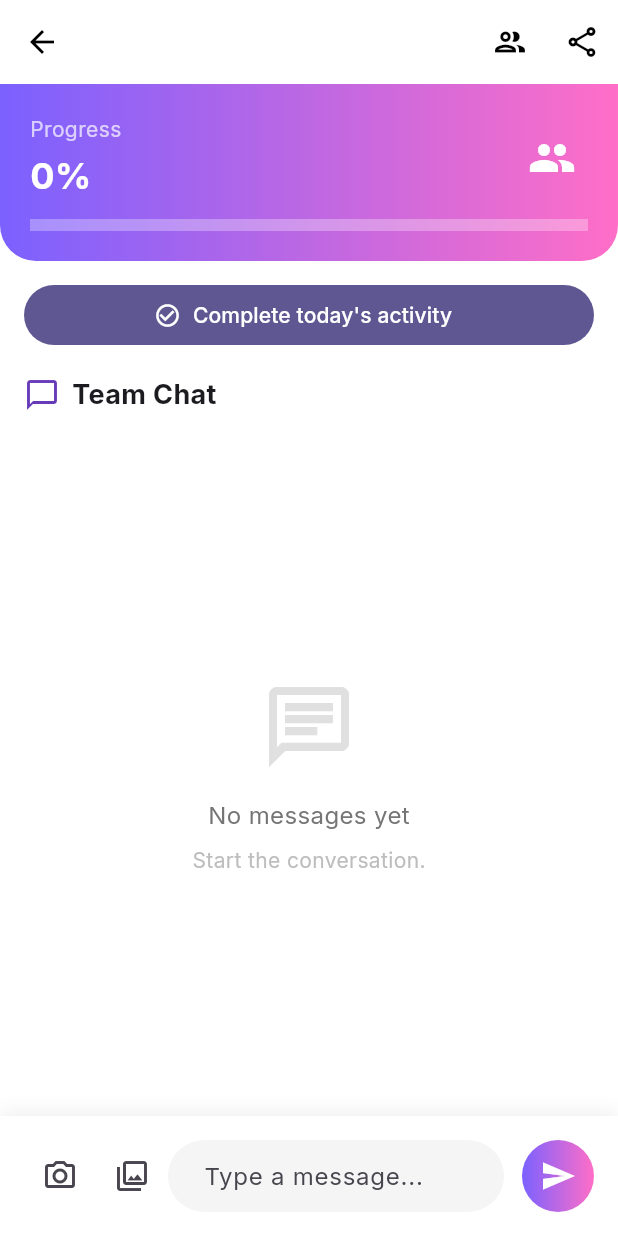
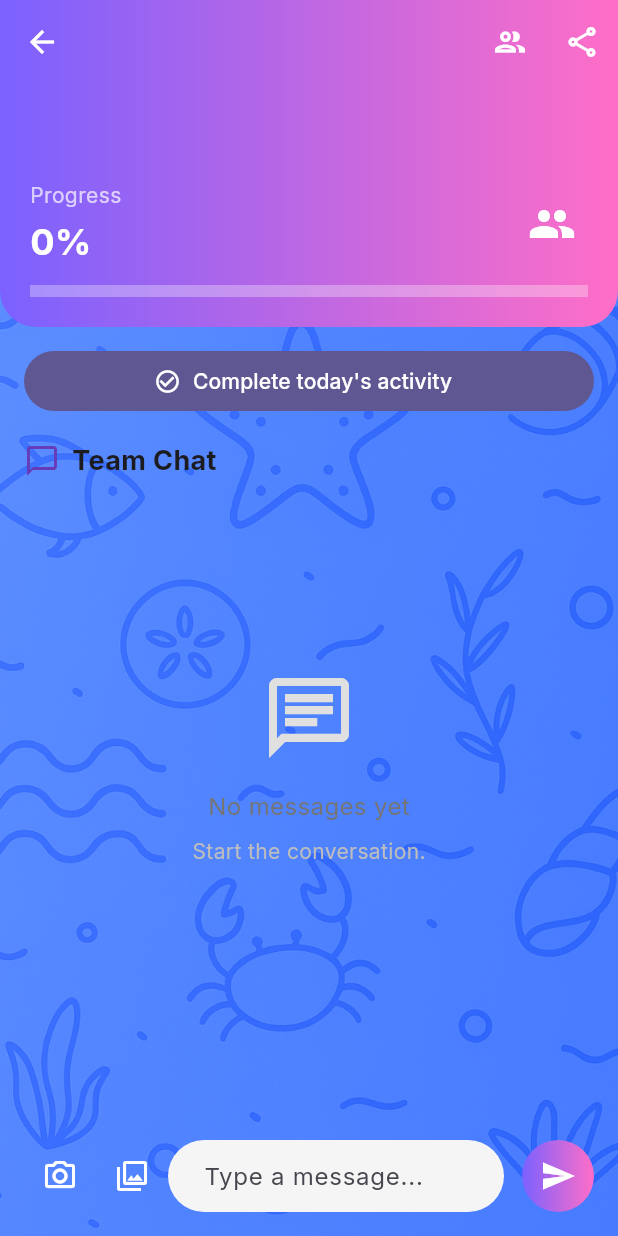
Before and after one commit to nitrogen404/csen268, a Flutter app: the ChainDetailPage screen opened directly with empty values, on a phone screen of 412 x 824 dp. Run offline on Flutter 3.47's test engine with Material 3 defaults, Android fonts, the light colour scheme and no system bars; our stand-ins replace cloud_firestore, firebase_auth, firebase_core, firebase_messaging, firebase_storage, flutter_bloc and 6 more; missing offline and left inert: mobile_scanner; accounts and stored records are empty.

Commit message:
feat: implement group chat theme backgrounds and refine UI

```diff
--- a/taskchain/lib/models/chain.dart
+++ b/taskchain/lib/models/chain.dart
@@ -18,6 +18,8 @@ class Chain {
   final int currentStreak;        // group streak (consecutive days with activity)
   final int totalDaysCompleted;   // number of days the group has completed
 
+  final String theme;
+
   Chain({
     required this.id,
     required this.title,
@@ -30,6 +32,7 @@ class Chain {
     required this.memberCount,
     required this.currentStreak,
     required this.totalDaysCompleted,
+    required this.theme,
   });
 
   factory Chain.fromFirestore(DocumentSnapshot doc) {
@@ -62,6 +65,7 @@ class Chain {
       memberCount: memberCount,
       currentStreak: (data['currentStreak'] ?? 0) as int,
       totalDaysCompleted: completed,
+      theme: data['theme'] ?? 'Ocean',
     );
   }
 
@@ -74,6 +78,7 @@ class Chain {
       'ownerId': ownerId,
       'currentStreak': currentStreak,
       'totalDaysCompleted': totalDaysCompleted,
+      'theme': theme,
       // no need to store `days`, `members`, or `progress` – they are derived
     };
   }
--- a/taskchain/lib/pages/chain_detail_page.dart
+++ b/taskchain/lib/pages/chain_detail_page.dart
@@ -19,6 +19,7 @@ class ChainDetailPage extends StatefulWidget {
   final String members;
   final double progress;
   final String code;
+  final String theme;
 
   const ChainDetailPage({
     super.key,
@@ -27,6 +28,7 @@ class ChainDetailPage extends StatefulWidget {
     required this.members,
     required this.progress,
     required this.code,
+    this.theme = 'Ocean',
   });
 
   @override
@@ -198,23 +200,34 @@ class _ChainDetailPageState extends State<ChainDetailPage> {
     return Scaffold(
       backgroundColor: Colors.white,
       appBar: AppBar(
-        title: Text(widget.chainTitle),
+        title: const Text(''), // Remove title from AppBar
         actions: [
           IconButton(
             icon: const Icon(Icons.group_outlined),
             onPressed: _showMembersSheet,
+            color: Colors.white, // Make icons white to match header
           ),
           IconButton(
             icon: const Icon(Icons.share_outlined),
             onPressed: _showShareSheet,
+            color: Colors.white, // Make icons white to match header
           ),
         ],
-        backgroundColor: Colors.white,
-        foregroundColor: Colors.black,
+        backgroundColor: Colors.transparent,
+        foregroundColor: Colors.white, // Make back button white
         elevation: 0,
       ),
-      body: Column(
+      extendBodyBehindAppBar: true,
+      body: Container(
+        decoration: BoxDecoration(
+          image: DecorationImage(
+            image: AssetImage(_getThemeAsset(widget.theme)),
+            fit: BoxFit.cover,
+          ),
+        ),
+        child: Column(
           children: [
+            // Removed SizedBox, padding handled inside _buildHeader
             _buildHeader(),
             _buildCompleteButton(),
             _buildChatHeader(),
@@ -222,12 +235,32 @@ class _ChainDetailPageState extends State<ChainDetailPage> {
             _buildMessageInput(),
           ],
         ),
+      ),
     );
+  }
+
+  String _getThemeAsset(String theme) {
+    switch (theme) {
+      case 'Forest':
+        return 'assets/images/forest_bg.png';
+      case 'Sunset':
+        return 'assets/images/sunset_bg.png';
+      case 'Energy':
+        return 'assets/images/energy_bg.png';
+      case 'Ocean':
+      default:
+        return 'assets/images/ocean_bg.png';
+    }
   }
 
   Widget _buildHeader() {
     return Container(
-      padding: const EdgeInsets.all(20),
+      padding: EdgeInsets.fromLTRB(
+        20,
+        MediaQuery.of(context).padding.top + kToolbarHeight + 10, // Add top padding for status bar + app bar
+        20,
+        20,
+      ),
       decoration: const BoxDecoration(
         gradient: LinearGradient(
           colors: [Color(0xFF7B61FF), Color(0xFFFF6EC7)],
@@ -235,7 +268,18 @@ class _ChainDetailPageState extends State<ChainDetailPage> {
         borderRadius: BorderRadius.vertical(bottom: Radius.circular(24)),
       ),
       child: Column(
+        crossAxisAlignment: CrossAxisAlignment.start,
         children: [
+          // Chain Title
+          Text(
+            widget.chainTitle,
+            style: const TextStyle(
+              color: Colors.white,
+              fontSize: 24,
+              fontWeight: FontWeight.bold,
+            ),
+          ),
+          const SizedBox(height: 20),
           Row(
             children: [
               Expanded(child: _buildProgressSection()),
@@ -450,30 +494,26 @@ class _ChainDetailPageState extends State<ChainDetailPage> {
   Widget _buildMessageInput() {
     return Container(
       padding: const EdgeInsets.all(16),
-      decoration: BoxDecoration(
-        color: Colors.white,
-        boxShadow: [
-          BoxShadow(
-            color: Colors.grey.shade200,
-            blurRadius: 10,
-            offset: const Offset(0, -2),
-          )
-        ],
+      decoration: const BoxDecoration(
+        color: Colors.transparent,
       ),
       child: SafeArea(
         child: Row(
           children: [
             IconButton(
               icon: const Icon(Icons.camera_alt_outlined),
+              color: Colors.white,
               onPressed: () => _pickImage(fromCamera: true),
             ),
             IconButton(
               icon: const Icon(Icons.photo_library_outlined),
+              color: Colors.white,
               onPressed: () => _pickImage(fromCamera: false),
             ),
             Expanded(
               child: TextField(
                 controller: _messageController,
+                style: const TextStyle(color: Colors.black),
                 decoration: InputDecoration(
                   hintText: 'Type a message...',
                   filled: true,
--- a/taskchain/lib/pages/create_chain_step2.dart
+++ b/taskchain/lib/pages/create_chain_step2.dart
@@ -305,6 +305,7 @@ class _CreateChainStep2State extends State<CreateChainStep2> {
             members: chain.members,
             progress: chain.progress,
             code: chain.code,
+            theme: chain.theme,
           ),
         ),
       );
--- a/taskchain/lib/pages/home_page.dart
+++ b/taskchain/lib/pages/home_page.dart
@@ -384,6 +384,7 @@ class _HomePageState extends State<HomePage> with SingleTickerProviderStateMixin
                                     members: chains[i].members,
                                     progress: chains[i].progress,
                                     code: chains[i].code,
+                                    theme: chains[i].theme,
                                   ),
                                   transitionsBuilder: (_, animation, secondary, child) {
                                     return SharedAxisTransition(
--- a/taskchain/lib/services/chain_service.dart
+++ b/taskchain/lib/services/chain_service.dart
@@ -81,6 +81,7 @@ class ChainService {
       memberCount: memberCount,
       currentStreak: currentStreak,
       totalDaysCompleted: totalCompleted,
+      theme: theme,
     );
   }
 
```
Also changed, not shown: taskchain/assets/images/energy_bg.png (added), taskchain/assets/images/forest_bg.png (added), taskchain/assets/images/ocean_bg.png (added), taskchain/assets/images/sunset_bg.png (added). Lines whose indentation alone changed are shown as unchanged.
